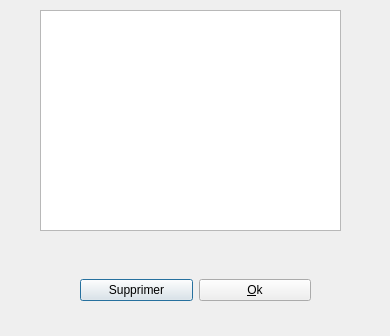
Above: src/evenementinfodialog.ui from sowlosc/ProjectCalendar before the change. Below: the same form after it.
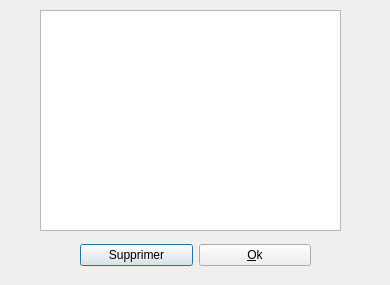
That is the form after the change.

Diff of the .ui file:
```diff
--- a/src/evenementinfodialog.ui
+++ b/src/evenementinfodialog.ui
@@ -7,7 +7,7 @@
     <x>0</x>
     <y>0</y>
     <width>390</width>
-    <height>336</height>
+    <height>285</height>
    </rect>
   </property>
   <property name="windowTitle">
@@ -27,9 +27,9 @@
    <property name="geometry">
     <rect>
      <x>80</x>
-     <y>250</y>
+     <y>230</y>
      <width>231</width>
-     <height>80</height>
+     <height>51</height>
     </rect>
    </property>
    <layout class="QHBoxLayout" name="horizontalLayout">
```
Left out of the diff: 37 changed lines with no effect on the pictures.
